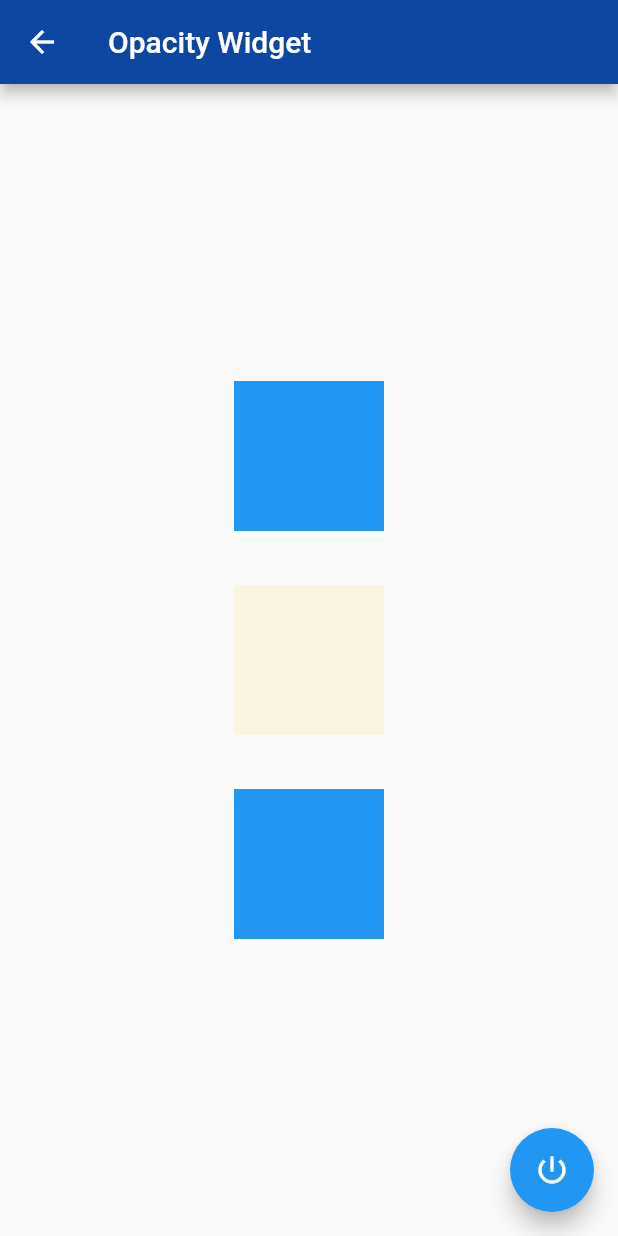
After one commit to plusema86/flutter_widgets_examples, a Flutter app: the OpacityPage screen opened by its route, after a tap on the "power settings new" icon, on a phone screen of 412 x 824 dp. The commit adds this screen. Run offline on Flutter 3.47's test engine with Material 2 defaults, Android fonts, the phone set to English and light mode, and no system bars; our stand-ins replace auto_size_text.

Commit message:
* Opacity

```diff
--- /dev/null
+++ b/lib/opacity_widget/opacity_page.dart
@@ -0,0 +1,62 @@
+import 'package:flutter/material.dart';
+
+class OpacityPage extends StatefulWidget {
+  @override
+  _OpacityPageState createState() => _OpacityPageState();
+}
+
+class _OpacityPageState extends State<OpacityPage> {
+  bool _opacityOn = false;
+
+  @override
+  Widget build(BuildContext context) {
+    return Scaffold(
+      appBar: AppBar(
+        title: Text("Opacity Widget"),
+      ),
+      body: Center(
+        child: Column(
+          mainAxisAlignment: MainAxisAlignment.spaceBetween,
+          mainAxisSize: MainAxisSize.min,
+          children: <Widget>[
+            Container(
+              width: 100,
+              height: 100,
+              color: Colors.blue,
+            ),
+            Opacity(
+              opacity: _opacityOn ? 0.1 : 1.0,
+              child: Container(
+                margin: EdgeInsets.all(36),
+                width: 100,
+                height: 100,
+                color: Colors.amber,
+              ),
+            ),
+            Container(
+              width: 100,
+              height: 100,
+              color: Colors.blue,
+            ),
+          ],
+        ),
+      ),
+      floatingActionButton: Builder(builder: (BuildContext context) {
+        return FloatingActionButton(
+          onPressed: () {
+            setState(() {
+              _opacityOn = !_opacityOn;
+            });
+            Scaffold.of(context).showSnackBar(
+              SnackBar(
+                duration: const Duration(milliseconds: 300),
+                content: Text("Opacity ${_opacityOn ? 'on' : 'off'}"),
+              ),
+            );
+          },
+          child: Icon(Icons.power_settings_new),
+        );
+      }),
+    );
+  }
+}
--- a/lib/utils/constants.dart
+++ b/lib/utils/constants.dart
@@ -2,3 +2,4 @@ const SAFE_AREA_DESCRIPTION = "A widget that insets its child by sufficient padd
 const EXPANDED_DESCRIPTION = "A widget that expands a child of a Row, Column, or Flex so that the child fills the available space.";
 const WRAP_DESCRIPTION = "A widget that displays its children in multiple horizontal or vertical runs.";
 const ANIMATED_CONTAINER_DESCRIPTION = "Animated version of Container that gradually changes its values over a period of time.";
+const OPACITY_DESCRIPTION = "A widget that makes its child partially transparent.";
--- a/lib/utils/router.dart
+++ b/lib/utils/router.dart
@@ -3,6 +3,7 @@ import 'package:flutter/material.dart';
 import 'package:flutter_widgets_examples/animated_container_widget/animated_container_page.dart';
 import 'package:flutter_widgets_examples/expanded_widget/expanded_page.dart';
 import 'package:flutter_widgets_examples/home_page.dart';
+import 'package:flutter_widgets_examples/opacity_widget/opacity_page.dart';
 import 'package:flutter_widgets_examples/safearea_widget/safearea_page.dart';
 import 'package:flutter_widgets_examples/utils/routing_constants.dart';
 import 'package:flutter_widgets_examples/wrap_widget/wrap_page.dart';
@@ -19,6 +20,8 @@ Route<dynamic> generateRoute(RouteSettings settings) {
       return MaterialPageRoute(builder: (context) => WrapPage());
     case ANIMATED_CONTAINER_ROUTE:
       return MaterialPageRoute(builder: (context) => AnimatedContainerPage());
+    case OPACITY_ROUTE:
+      return MaterialPageRoute(builder: (context) => OpacityPage());
     default:
       return MaterialPageRoute(builder: (context) => HomePage());
   }
--- a/lib/utils/routing_constants.dart
+++ b/lib/utils/routing_constants.dart
@@ -3,3 +3,4 @@ const String SAFE_AREA_ROUTE = 'safe_area';
 const String EXPANDED_ROUTE = 'expanded';
 const String WRAP_ROUTE = 'wrap';
 const String ANIMATED_CONTAINER_ROUTE = 'animated_container';
+const String OPACITY_ROUTE = 'opacity_route';
--- a/lib/utils/routing_utils.dart
+++ b/lib/utils/routing_utils.dart
@@ -12,5 +12,6 @@ class RoutingUtils {
     RoutingModel("Expanded", EXPANDED_ROUTE, EXPANDED_DESCRIPTION),
     RoutingModel("Wrap", WRAP_ROUTE, WRAP_DESCRIPTION),
     RoutingModel("Animated Container", ANIMATED_CONTAINER_ROUTE, ANIMATED_CONTAINER_DESCRIPTION),
+    RoutingModel("Opacity", OPACITY_ROUTE, OPACITY_DESCRIPTION),
   ];
 }
```
Also changed, not shown: 1 other file.
